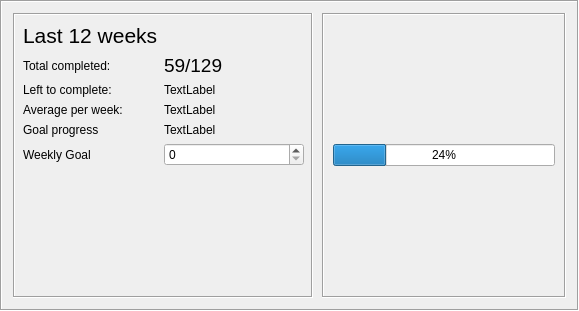
Above: qt_gui/ui/progress_widget.ui from ravenvz/SprintTimer before the change. Below: the same form after it.
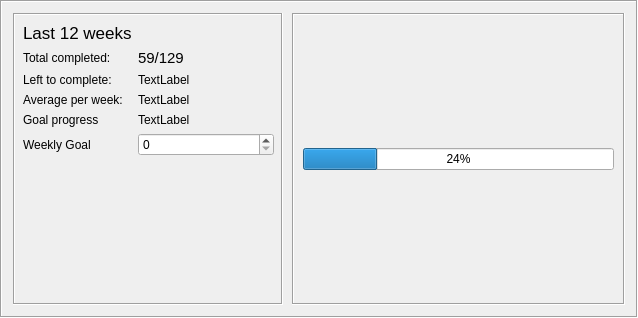
That is the form after the change.

Commit message: Progress widget minimum size is now bigger

Diff of the .ui file:
```diff
--- a/qt_gui/ui/progress_widget.ui
+++ b/qt_gui/ui/progress_widget.ui
@@ -6,8 +6,8 @@
    <rect>
     <x>0</x>
     <y>0</y>
-    <width>579</width>
-    <height>311</height>
+    <width>638</width>
+    <height>318</height>
    </rect>
   </property>
   <property name="windowTitle">
@@ -35,7 +35,7 @@
        </property>
        <property name="minimumSize">
         <size>
-         <width>300</width>
+         <width>270</width>
          <height>0</height>
         </size>
        </property>
@@ -50,7 +50,7 @@
          <rect>
           <x>10</x>
           <y>10</y>
-          <width>281</width>
+          <width>251</width>
           <height>271</height>
          </rect>
         </property>
@@ -65,7 +65,7 @@
            </property>
            <property name="font">
             <font>
-             <pointsize>16</pointsize>
+             <pointsize>13</pointsize>
             </font>
            </property>
            <property name="text">
@@ -84,7 +84,7 @@
           <widget class="QLabel" name="lblProgress">
            <property name="font">
             <font>
-             <pointsize>14</pointsize>
+             <pointsize>11</pointsize>
             </font>
            </property>
            <property name="text">
@@ -166,6 +166,12 @@
          <verstretch>0</verstretch>
         </sizepolicy>
        </property>
+       <property name="minimumSize">
+        <size>
+         <width>250</width>
+         <height>270</height>
+        </size>
+       </property>
        <property name="frameShape">
         <enum>QFrame::Box</enum>
        </property>
```
The commit also changes 1 other file.
